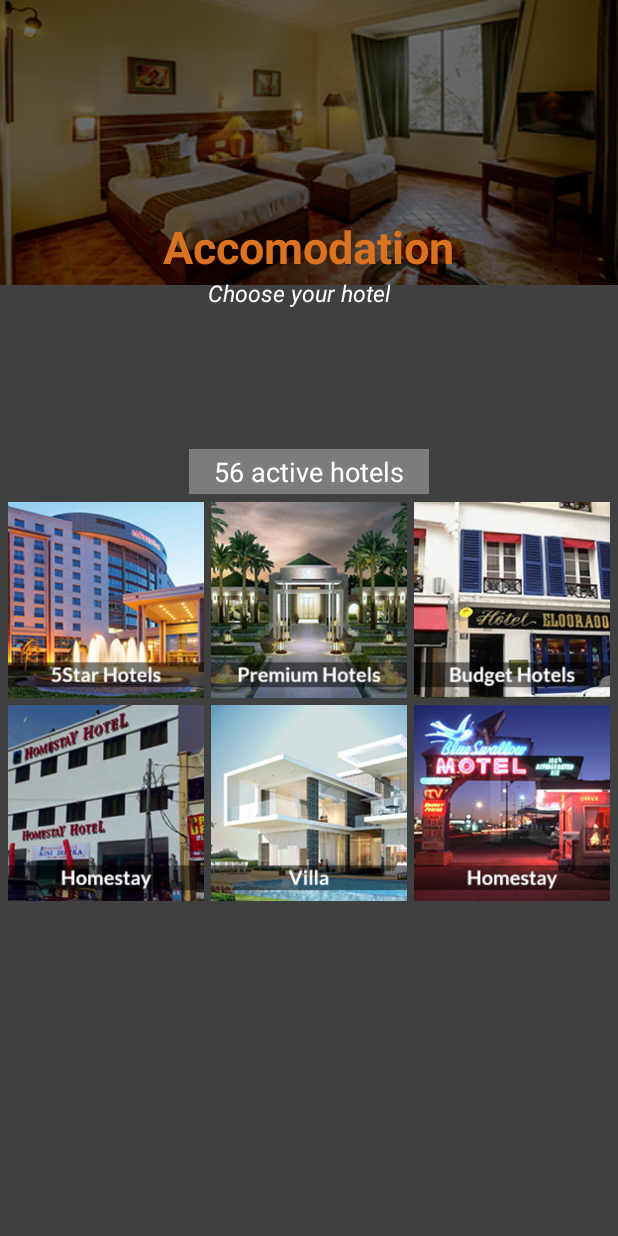
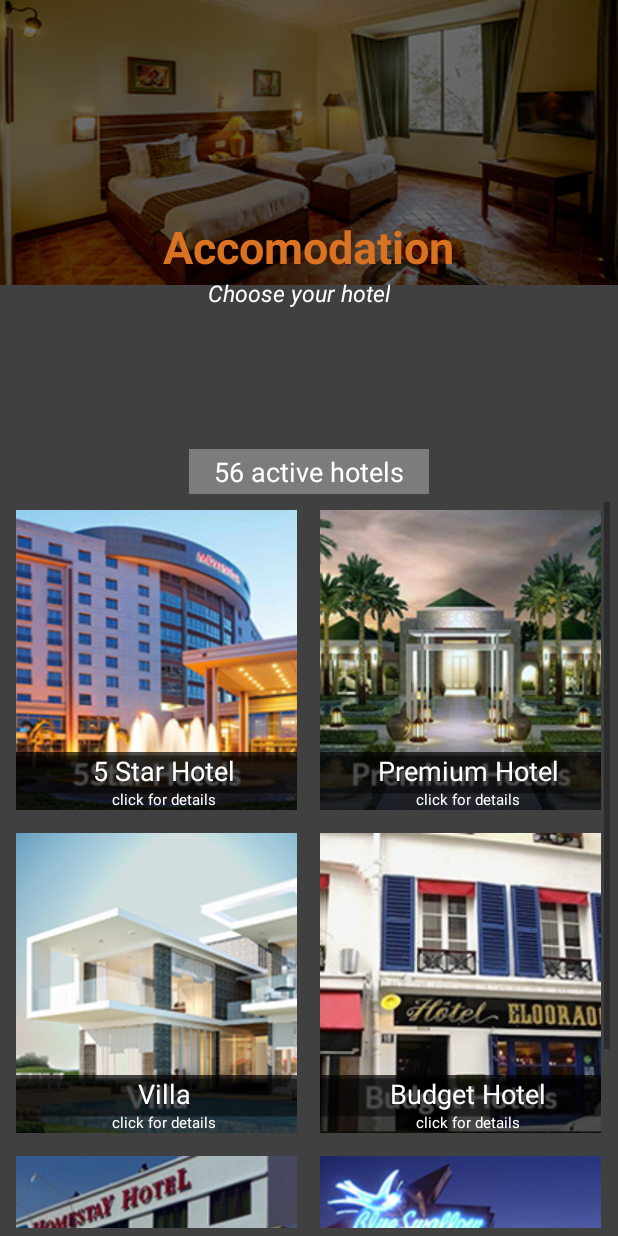
Before and after one commit to MrClan/ntf1, an Android app: the fragment FragAccomodation placed in its activity, on a phone screen of 412 x 824 dp. Run offline under Robolectric (Android 15) with nearby library versions, the phone set to English and light mode, and no system bars; libraries missing offline, so code that uses them is left out: com.astuetz, com.firebase.client; pictures from the network do not load; 8 statements that could not run were skipped.

Commit message:
menu item updated

```diff
--- a/src/main/java/layout/FragAccomodation.java
+++ b/src/main/java/layout/FragAccomodation.java
@@ -11,6 +11,7 @@ import android.widget.AdapterView;
 import android.widget.GridView;
 import android.widget.Toast;
 
+import com.apptivators.ntcore.ImageAdapter;
 import com.apptivators.ntcore.R;
 import com.apptivators.ntcore.Utils.SquareImageAdapter;
 
@@ -19,7 +20,25 @@ import com.apptivators.ntcore.Utils.SquareImageAdapter;
  */
 public class FragAccomodation extends Fragment
 {
+    private Integer[] mThumbIdsTransportation =
+            {
+                    R.drawable.img_menu_acomodation_fivestarhotel,
+                    R.drawable.img_menu_acomodation_premiumhotel,
+                    R.drawable.img_menu_acomodation_villa,
+                    R.drawable.img_menu_acomodation_budgethotel,
+                    R.drawable.img_menu_acomodation_homestay,
+                    R.drawable.img_menu_acomodation_motel
+            };
 
+    private String[] mThumbIdsTransportationNames =
+            {
+                    "5 Star Hotel",
+                    "Premium Hotel",
+                    "Villa",
+                    "Budget Hotel",
+                    "Homestay",
+                    "Motel"
+            };
     static Class targetActivity = null;
     final static SquareImageAdapter.ItemType ITEM_TYPE = SquareImageAdapter.ItemType.ACCOMODATION;
     private int mPage;
@@ -41,7 +60,7 @@ public class FragAccomodation extends Fragment
         final View view = inflater.inflate(R.layout.frag_accomodation, container, false);
         final Activity curActivity = getActivity();
         GridView gridview = (GridView) view.findViewById(R.id.gvAccomodation);
-        gridview.setAdapter(new SquareImageAdapter(curActivity, ITEM_TYPE));
+        gridview.setAdapter(new ImageAdapter(curActivity, 1, mThumbIdsTransportation, mThumbIdsTransportationNames ));
 
         gridview.setOnItemClickListener(new AdapterView.OnItemClickListener() {
             public void onItemClick(AdapterView<?> parent, View v,
--- a/src/main/java/layout/FragEvent.java
+++ b/src/main/java/layout/FragEvent.java
@@ -13,6 +13,7 @@ import android.widget.GridView;
 import android.widget.Toast;
 
 import com.apptivators.ntcore.CityListActivity;
+import com.apptivators.ntcore.ImageAdapter;
 import com.apptivators.ntcore.ListingPage;
 import com.apptivators.ntcore.Models.TripType;
 import com.apptivators.ntcore.R;
@@ -25,7 +26,25 @@ import com.apptivators.ntcore.Utils.SquareImageAdapter;
 public class FragEvent extends Fragment {
 
     private int mPage;
+    private Integer[] mThumbIdsEvent = {
+            R.drawable.img_social,
+            R.drawable.img_festival,
+            R.drawable.img_exploring,
+            R.drawable.img_hiking,
+            R.drawable.img_casual,
+            R.drawable.img_mountaineering,
+            R.drawable.img_adventure,
+    };
 
+    private String[] mThumbIdsEventNames = {
+            "Social",
+            "Festival",
+            "Exploring",
+            "Hiking",
+            "Casual",
+            "Mountaineering",
+            "Adventure",
+    };
     public static FragEvent newInstance() {
         Bundle args = new Bundle();
         FragEvent fragment = new FragEvent();
@@ -43,7 +62,7 @@ public class FragEvent extends Fragment {
         final View view = inflater.inflate(R.layout.frag_event, container, false);
         final Activity curActivity = getActivity();
         GridView gridview = (GridView) view.findViewById(R.id.gvEvent);
-        gridview.setAdapter(new SquareImageAdapter(curActivity, SquareImageAdapter.ItemType.DESTINATION));
+        gridview.setAdapter(new ImageAdapter(curActivity, 1, mThumbIdsEvent, mThumbIdsEventNames ));
 
         gridview.setOnItemClickListener(new AdapterView.OnItemClickListener() {
             public void onItemClick(AdapterView<?> parent, View v,
--- a/src/main/res/layout/frag_accomodation.xml
+++ b/src/main/res/layout/frag_accomodation.xml
@@ -76,7 +76,7 @@
             android:id="@+id/gvAccomodation"
             android:layout_width="match_parent"
             android:layout_height="match_parent"
-            android:numColumns="3"
+            android:numColumns="auto_fit"
             android:verticalSpacing="5dp"
             android:horizontalSpacing="5dp"
             android:stretchMode="columnWidth"
--- a/src/main/res/layout/frag_event.xml
+++ b/src/main/res/layout/frag_event.xml
@@ -76,7 +76,7 @@
             android:id="@+id/gvEvent"
             android:layout_width="match_parent"
             android:layout_height="match_parent"
-            android:numColumns="3"
+            android:numColumns="auto_fit"
             android:verticalSpacing="5dp"
             android:horizontalSpacing="5dp"
             android:stretchMode="columnWidth"
--- a/src/main/res/layout/frag_transportation.xml
+++ b/src/main/res/layout/frag_transportation.xml
@@ -78,7 +78,7 @@
             android:id="@+id/gvTransportation"
             android:layout_width="match_parent"
             android:layout_height="match_parent"
-            android:numColumns="3"
+            android:numColumns="auto_fit"
             android:verticalSpacing="5dp"
             android:horizontalSpacing="5dp"
             android:stretchMode="columnWidth"
```
Also changed, not shown: src/main/java/layout/FragFacility.java (+0 -15 lines), src/main/res/layout/frag_facility.xml (+18 -12 lines).
